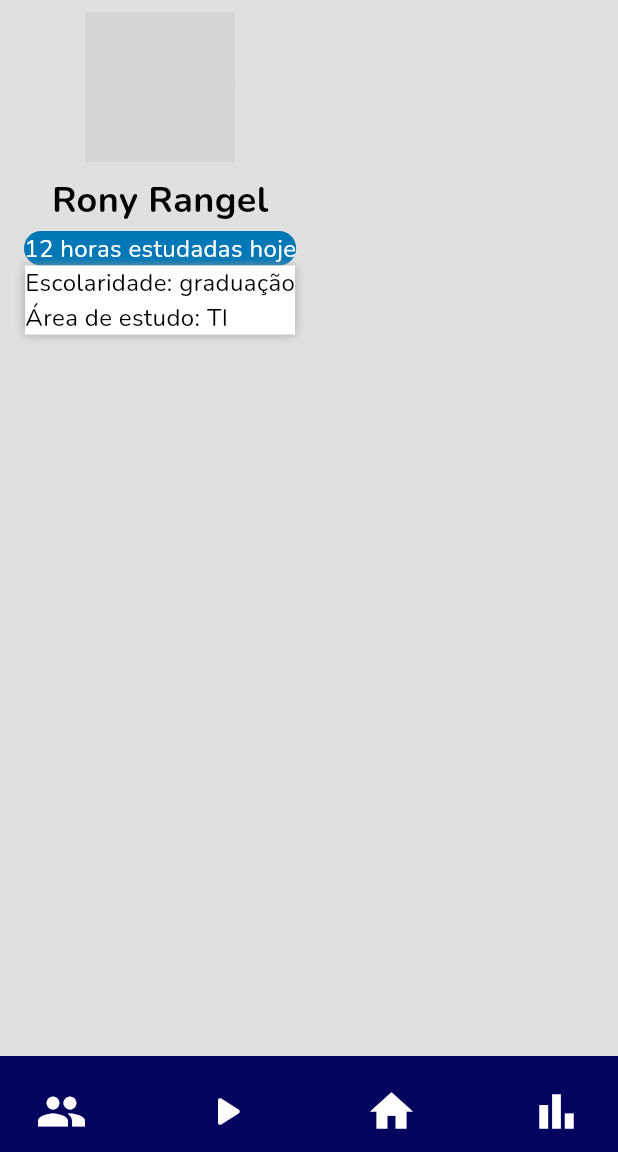
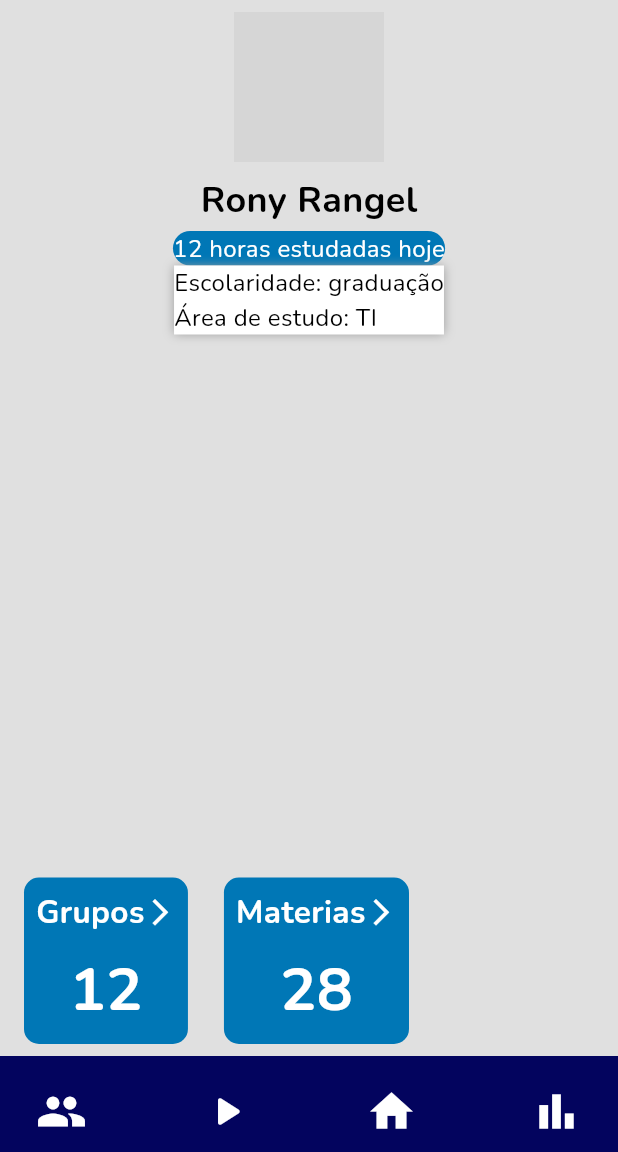
Before and after one commit to ElissonRochaa/MOBILE-25.1-Endeavor, a Flutter app: the PerfilScreen screen opened directly, on a phone screen of 412 x 824 dp, the part 84-1236 px from its top. Run offline on Flutter 3.47's test engine with Material 3 defaults, Android fonts, the phone set to English and light mode, and no system bars; our stand-ins replace carousel_slider, google_fonts, google_sign_in; network calls fail; grey boxes are pictures that could not be loaded.

Commit message:
feat: tela de perfil (number box)

```diff
--- a/lib/screens/perfil_screen.dart
+++ b/lib/screens/perfil_screen.dart
@@ -1,5 +1,6 @@
 import 'package:endeavor/widgets/geral/endeavor_bottom_bar.dart';
 import 'package:endeavor/widgets/geral/endeavor_top_bar.dart';
+import 'package:endeavor/widgets/perfil/number_box.dart';
 import 'package:endeavor/widgets/perfil/perfil_banner.dart';
 import 'package:flutter/material.dart';
 import 'package:flutter/widgets.dart';
@@ -18,9 +19,15 @@ class PerfilScreen extends StatelessWidget {
         padding: const EdgeInsets.symmetric(horizontal: 16, vertical: 8),
         child: Column(
           children: [
-            PerfilBanner(),
+            Expanded(child: PerfilBanner()),
             const SizedBox(height: 16),
-
+            Row(
+              children: [
+                NumberBox(title: "Grupos", value: "12"),
+                const SizedBox(width: 24),
+                NumberBox(title: "Materias", value: "28"),
+              ],
+            )
           ],
         ),
       ),
--- /dev/null
+++ b/lib/widgets/perfil/number_box.dart
@@ -0,0 +1,57 @@
+import 'package:flutter/material.dart';
+import 'package:google_fonts/google_fonts.dart';
+
+class NumberBox extends StatelessWidget {
+
+  final String title;
+  final String value;
+
+  const NumberBox({
+    super.key,
+    required this.title,
+    required this.value,
+  });
+
+  @override
+  Widget build(BuildContext context) {
+    return Container(
+      padding: const EdgeInsets.all(8),
+      decoration: BoxDecoration(
+        color: Theme.of(context).colorScheme.secondary,
+        borderRadius: BorderRadius.circular(10),
+      ),
+      child: Column(
+        mainAxisAlignment: MainAxisAlignment.center,
+        children: [
+          Row(
+            children: [
+              Text(
+                title,
+                style: GoogleFonts.nunito(
+                      color: Colors.white,
+                      fontSize: 21,
+                      fontWeight: FontWeight.bold,
+                    ),
+              ),
+              const Spacer(),
+              Icon(
+                Icons.arrow_forward_ios,
+                color: Colors.white,
+                size: 21,
+              ),
+            ],
+          ),
+          const SizedBox(height: 8),
+          Text(
+            value,
+            style: GoogleFonts.nunito(
+                  color: Colors.white,
+                  fontSize: 40,
+                  fontWeight: FontWeight.bold,
+                ),
+          ),
+        ],
+      ),
+    );
+  }
+}
```
